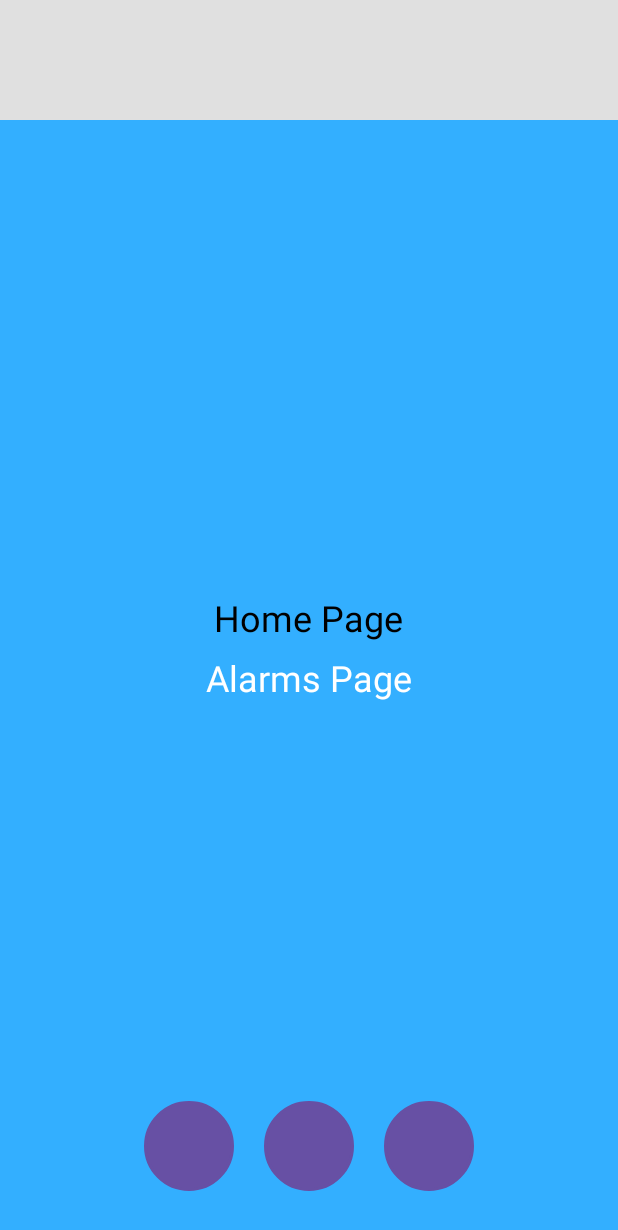
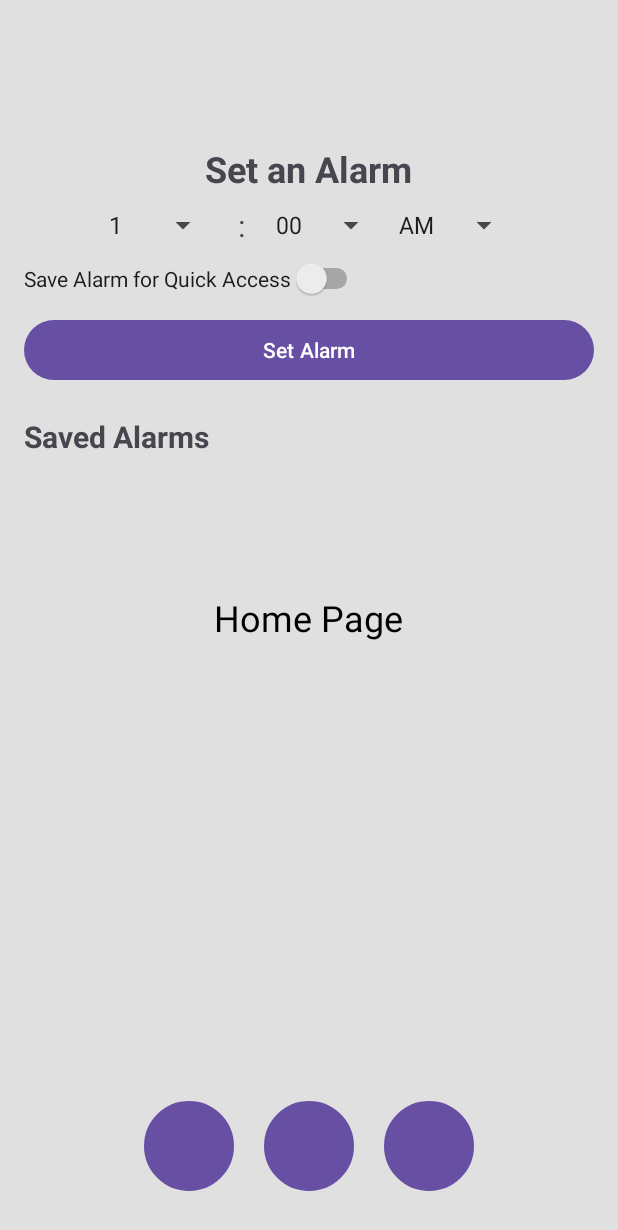
Before and after one commit to mohamed-alkamy/RingRelay, an Android app: the fragment AlarmsFragment placed in its activity, on a phone screen of 412 x 824 dp. Shown: the top 1230 px of the screen. Run offline under Robolectric (Android 15) with nearby library versions, the phone set to English and light mode, and no system bars.

Commit message:
RingRelayGui Basic Population
Started working on some basic parts to each page. Set up an alarm planner page.

```diff
--- /dev/null
+++ b/RingRelayGUI/app/src/main/java/com/example/ringrelaygui/AlarmAdapter.java
@@ -0,0 +1,55 @@
+package com.example.ringrelaygui;
+
+import android.content.Context;
+import android.view.LayoutInflater;
+import android.view.View;
+import android.view.ViewGroup;
+import android.widget.ArrayAdapter;
+import android.widget.Button;
+import android.widget.Switch;
+import android.widget.TextView;
+import androidx.annotation.NonNull;
+import androidx.annotation.Nullable;
+import java.util.ArrayList;
+
+public class AlarmAdapter extends ArrayAdapter<AlarmItem> {
+    private Context context;
+    private ArrayList<AlarmItem> alarms;
+
+    public AlarmAdapter(Context context, ArrayList<AlarmItem> alarms) {
+        super(context, R.layout.alarm_list_item, alarms);
+        this.context = context;
+        this.alarms = alarms;
+    }
+
+    @NonNull
+    @Override
+    public View getView(int position, @Nullable View convertView, @NonNull ViewGroup parent) {
+        if (convertView == null) {
+            convertView = LayoutInflater.from(getContext()).inflate(R.layout.alarm_list_item, parent, false);
+        }
+
+        // Get current alarm item
+        AlarmItem alarm = getItem(position);
+
+        // Find UI elements
+        TextView alarmTime = convertView.findViewById(R.id.alarmTime);
+        Switch alarmSwitch = convertView.findViewById(R.id.alarmSwitch);
+        Button deleteButton = convertView.findViewById(R.id.deleteButton);
+
+        // Set values
+        alarmTime.setText(alarm.getTime());
+        alarmSwitch.setChecked(alarm.isEnabled());
+
+        // Toggle switch functionality
+        alarmSwitch.setOnCheckedChangeListener((buttonView, isChecked) -> alarm.setEnabled(isChecked));
+
+        // Delete button functionality
+        deleteButton.setOnClickListener(v -> {
+            alarms.remove(position);
+            notifyDataSetChanged();
+        });
+
+        return convertView;
+    }
+}
--- a/RingRelayGUI/app/src/main/java/com/example/ringrelaygui/AlarmsFragment.java
+++ b/RingRelayGUI/app/src/main/java/com/example/ringrelaygui/AlarmsFragment.java
@@ -5,13 +5,93 @@ import androidx.fragment.app.Fragment;
 import android.view.LayoutInflater;
 import android.view.View;
 import android.view.ViewGroup;
+import android.widget.ArrayAdapter;
+import android.widget.Button;
+import android.widget.ListView;
+import android.widget.Spinner;
+import android.widget.Switch;
+import android.widget.Toast;
+
 import androidx.annotation.Nullable;
 import androidx.annotation.NonNull;
 
+import java.util.ArrayList;
+
 public class AlarmsFragment extends Fragment {
+    private Spinner hourSpinner, minuteSpinner, amPmSpinner;
+    private Switch saveAlarmSwitch;
+    private Button setAlarmButton;
+    private ListView savedAlarmsList;
+    private ArrayList<AlarmItem> savedAlarms = new ArrayList<>();
+    private AlarmAdapter adapter;
+
     @Nullable
     @Override
     public View onCreateView(@NonNull LayoutInflater inflater, @Nullable ViewGroup container, @Nullable Bundle savedInstanceState) {
-        return inflater.inflate(R.layout.fragment_alarms, container, false);
+        View view = inflater.inflate(R.layout.fragment_alarms, container, false);
+
+        // Initialize UI elements
+        hourSpinner = view.findViewById(R.id.hourSpinner);
+        minuteSpinner = view.findViewById(R.id.minuteSpinner);
+        amPmSpinner = view.findViewById(R.id.amPmSpinner);
+        saveAlarmSwitch = view.findViewById(R.id.saveAlarmSwitch);
+        setAlarmButton = view.findViewById(R.id.setAlarmButton);
+        savedAlarmsList = view.findViewById(R.id.savedAlarmsList);
+
+        // Populate Spinners
+        setupSpinners();
+
+        // Setup ListView Adapter
+        adapter = new AlarmAdapter(requireContext(), savedAlarms);
+        savedAlarmsList.setAdapter(adapter);
+
+        // Set Alarm Button Click
+        setAlarmButton.setOnClickListener(v -> {
+            String alarmTime = getSelectedTime();
+            if (saveAlarmSwitch.isChecked()) {
+                savedAlarms.add(new AlarmItem(alarmTime, true)); // Default to enabled
+                adapter.notifyDataSetChanged();
+            }
+            Toast.makeText(getActivity(), "Alarm Set: " + alarmTime, Toast.LENGTH_SHORT).show();
+        });
+
+        return view;
+    }
+
+    // Setup dropdowns with values
+    private void setupSpinners() {
+        ArrayAdapter<String> hourAdapter = new ArrayAdapter<>(requireContext(), android.R.layout.simple_spinner_item, getHours());
+        hourAdapter.setDropDownViewResource(android.R.layout.simple_spinner_dropdown_item);
+        hourSpinner.setAdapter(hourAdapter);
+
+        ArrayAdapter<String> minuteAdapter = new ArrayAdapter<>(requireContext(), android.R.layout.simple_spinner_item, getMinutes());
+        minuteAdapter.setDropDownViewResource(android.R.layout.simple_spinner_dropdown_item);
+        minuteSpinner.setAdapter(minuteAdapter);
+
+        ArrayAdapter<String> amPmAdapter = new ArrayAdapter<>(requireContext(), android.R.layout.simple_spinner_item, new String[]{"AM", "PM"});
+        amPmAdapter.setDropDownViewResource(android.R.layout.simple_spinner_dropdown_item);
+        amPmSpinner.setAdapter(amPmAdapter);
+    }
+
+    private String[] getHours() {
+        String[] hours = new String[12];
+        for (int i = 0; i < 12; i++) {
+            hours[i] = String.valueOf(i + 1);
+        }
+        return hours;
+    }
+
+    private String[] getMinutes() {
+        String[] minutes = new String[60];
+        for (int i = 0; i < 60; i++) {
+            minutes[i] = String.format("%02d", i);
+        }
+        return minutes;
+    }
+
+    private String getSelectedTime() {
+        return hourSpinner.getSelectedItem().toString() + ":" +
+                minuteSpinner.getSelectedItem().toString() + " " +
+                amPmSpinner.getSelectedItem().toString();
     }
 }
--- a/RingRelayGUI/app/src/main/res/layout/activity_main.xml
+++ b/RingRelayGUI/app/src/main/res/layout/activity_main.xml
@@ -30,9 +30,7 @@
         android:id="@+id/fragment_container"
         android:layout_width="match_parent"
         android:layout_height="match_parent"
-        android:layout_marginTop="80dp">
-
-    </FrameLayout>
+        android:layout_marginTop="80dp"/>
 
     <LinearLayout
         android:id="@+id/bottomNav"
--- a/RingRelayGUI/app/src/main/res/layout/fragment_alarms.xml
+++ b/RingRelayGUI/app/src/main/res/layout/fragment_alarms.xml
@@ -1,13 +1,79 @@
-<RelativeLayout xmlns:android="http://schemas.android.com/apk/res/android"
+<LinearLayout
+    xmlns:android="http://schemas.android.com/apk/res/android"
     android:layout_width="match_parent"
     android:layout_height="match_parent"
-    android:background="#33AFFF"> <!-- Blue background -->
+    android:orientation="vertical"
+    android:padding="16dp">
 
     <TextView
+        android:id="@+id/alarmsTitle"
         android:layout_width="wrap_content"
         android:layout_height="wrap_content"
-        android:text="Alarms Page"
+        android:text="Set an Alarm"
         android:textSize="24sp"
-        android:textColor="#FFFFFF"
-        android:layout_centerInParent="true"/>
-</RelativeLayout>
+        android:textStyle="bold"
+        android:layout_gravity="center_horizontal"/>
+
+    <!-- Dropdowns for Hour, Minute, AM/PM -->
+    <LinearLayout
+        android:layout_width="match_parent"
+        android:layout_height="wrap_content"
+        android:orientation="horizontal"
+        android:gravity="center">
+
+        <Spinner
+            android:id="@+id/hourSpinner"
+            android:layout_width="wrap_content"
+            android:layout_height="wrap_content"/>
+
+        <TextView
+            android:layout_width="wrap_content"
+            android:layout_height="wrap_content"
+            android:text=" : "
+            android:textSize="20sp"
+            android:padding="8dp"/>
+
+        <Spinner
+            android:id="@+id/minuteSpinner"
+            android:layout_width="wrap_content"
+            android:layout_height="wrap_content"/>
+
+        <Spinner
+            android:id="@+id/amPmSpinner"
+            android:layout_width="wrap_content"
+            android:layout_height="wrap_content"/>
+    </LinearLayout>
+
+    <!-- Toggle for saving alarm -->
+    <Switch
+        android:id="@+id/saveAlarmSwitch"
+        android:layout_width="wrap_content"
+        android:layout_height="wrap_content"
+        android:text="Save Alarm for Quick Access"/>
+
+    <!-- Button to Set Alarm -->
+    <Button
+        android:id="@+id/setAlarmButton"
+        android:layout_width="match_parent"
+        android:layout_height="wrap_content"
+        android:text="Set Alarm"
+        android:layout_marginTop="10dp"/>
+
+    <TextView
+        android:id="@+id/savedAlarmsTitle"
+        android:layout_width="wrap_content"
+        android:layout_height="wrap_content"
+        android:text="Saved Alarms"
+        android:textSize="20sp"
+        android:textStyle="bold"
+        android:layout_marginTop="20dp"/>
+
+    <!-- List of previously saved alarms -->
+    <ListView
+        android:id="@+id/savedAlarmsList"
+        android:layout_width="match_parent"
+        android:layout_height="wrap_content"
+        android:divider="@android:color/darker_gray"
+        android:dividerHeight="1dp"/>
+
+</LinearLayout>
```
Also changed, not shown: RingRelayGUI/app/src/main/java/com/example/ringrelaygui/AlarmItem.java (added, +23 -0 lines), RingRelayGUI/app/src/main/res/layout/alarm_list_item.xml (added, +26 -0 lines), RingRelayGUI/app/src/main/res/layout/fragment_settings.xml (+20 -6 lines), RingRelayGUI/app/src/main/res/layout/fragment_statistics.xml (+22 -7 lines).
